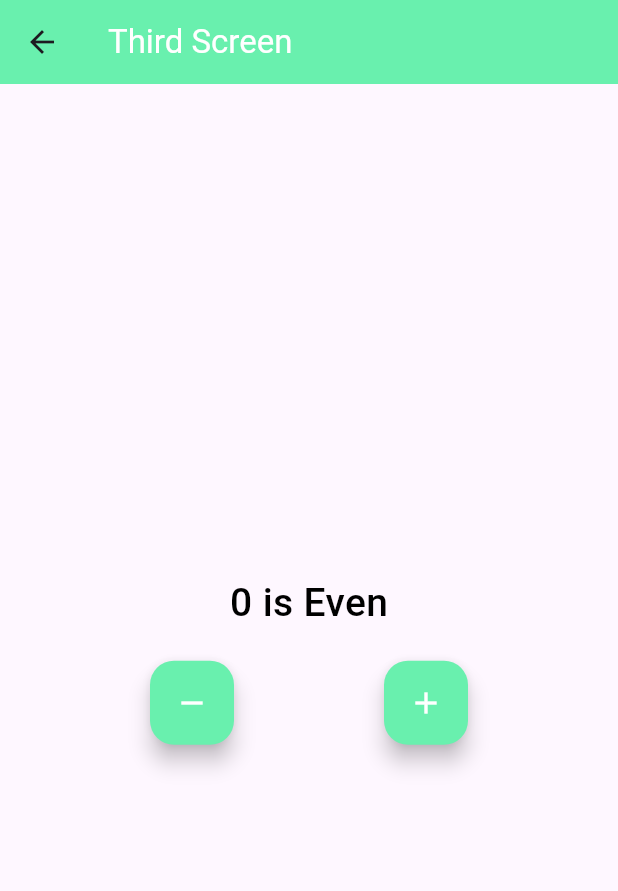
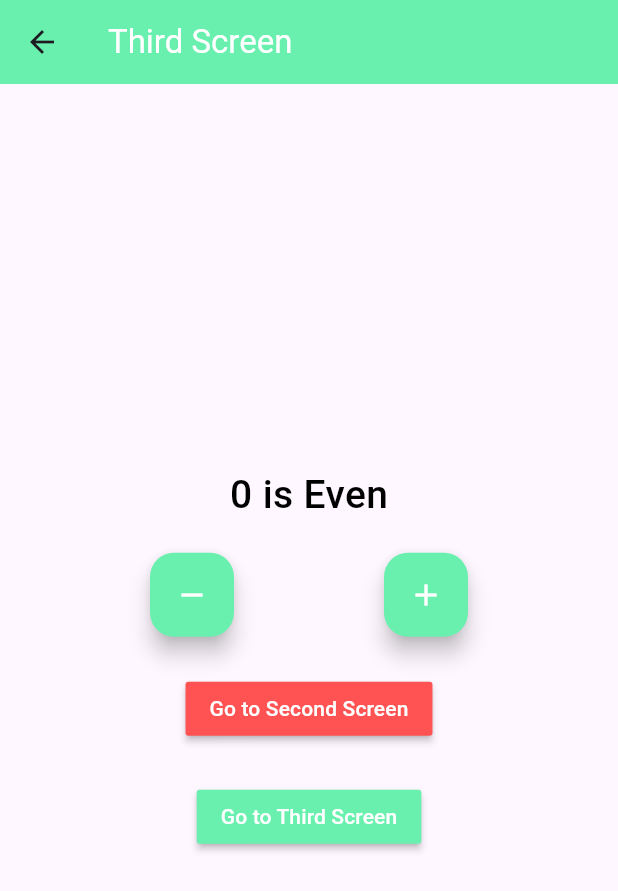
Before and after one commit to suheerthedev/learning-bloc, a Flutter app: the screen it shows after launch, after a tap on the "remove" icon, after a tap on the "add" icon, after a tap on "Go to Third Screen", on a phone screen of 412 x 824 dp. Shown: the top 891 px of the screen. Run offline on Flutter 3.47's test engine with Material 3 defaults, Android fonts, the phone set to English and light mode, and no system bars; our stand-ins replace bloc, equatable, flutter_bloc.

Commit message:
Implemented Geenrated Route Routing

```diff
--- a/lib/main.dart
+++ b/lib/main.dart
@@ -1,9 +1,5 @@
 import 'package:flutter/material.dart';
-import 'package:flutter_bloc/flutter_bloc.dart';
-import 'package:learning_bloc/logic/cubit/counter_cubit.dart';
-import 'package:learning_bloc/presentation/screens/home_screen.dart';
-import 'package:learning_bloc/presentation/screens/second_screen.dart';
-import 'package:learning_bloc/presentation/screens/third_screen.dart';
+import 'package:learning_bloc/presentation/router/app_router.dart';
 
 void main() {
   runApp(MyApp());
@@ -17,13 +13,7 @@ class MyApp extends StatefulWidget {
 }
 
 class _MyAppState extends State<MyApp> {
-  final CounterCubit _counterCubit = CounterCubit();
-
-  @override
-  void dispose() {
-    _counterCubit.close();
-    super.dispose();
-  }
+  final AppRouter _appRouter = AppRouter();
 
   @override
   Widget build(BuildContext context) {
@@ -33,20 +23,13 @@ class _MyAppState extends State<MyApp> {
         primaryColor: Colors.brown,
         visualDensity: VisualDensity.adaptivePlatformDensity,
       ),
-      routes: {
-        '/': (context) => BlocProvider.value(
-          value: _counterCubit,
-          child: HomeScreen(title: 'Home Screen', color: Colors.blueAccent),
-        ),
-        '/second': (context) => BlocProvider.value(
-          value: _counterCubit,
-          child: SecondScreen(title: 'Second Screen', color: Colors.redAccent),
-        ),
-        '/third': (context) => BlocProvider.value(
-          value: _counterCubit,
-          child: ThirdScreen(title: 'Third Screen', color: Colors.greenAccent),
-        ),
-      },
+      onGenerateRoute: (settings) => _appRouter.onGenerateRoute(settings),
     );
   }
+
+  @override
+  void dispose() {
+    _appRouter.dispose();
+    super.dispose();
+  }
 }
--- /dev/null
+++ b/lib/presentation/router/app_router.dart
@@ -0,0 +1,41 @@
+import 'package:flutter/material.dart';
+import 'package:flutter_bloc/flutter_bloc.dart';
+import 'package:learning_bloc/logic/cubit/counter_cubit.dart';
+import 'package:learning_bloc/presentation/screens/home_screen.dart';
+
+class AppRouter {
+  final CounterCubit _counterCubit = CounterCubit();
+
+  dynamic onGenerateRoute(RouteSettings routeSettings) {
+    switch (routeSettings.name) {
+      case '/':
+        return MaterialPageRoute(
+          builder: (_) => BlocProvider.value(
+            value: _counterCubit,
+            child: HomeScreen(title: 'Home Screen', color: Colors.blueAccent),
+          ),
+        );
+      case '/second':
+        return MaterialPageRoute(
+          builder: (_) => BlocProvider.value(
+            value: _counterCubit,
+            child: HomeScreen(title: 'Second Screen', color: Colors.redAccent),
+          ),
+        );
+      case '/third':
+        return MaterialPageRoute(
+          builder: (_) => BlocProvider.value(
+            value: _counterCubit,
+            child: HomeScreen(title: 'Third Screen', color: Colors.greenAccent),
+          ),
+        );
+
+      default:
+        return null;
+    }
+  }
+
+  void dispose() {
+    _counterCubit.close();
+  }
+}
```
